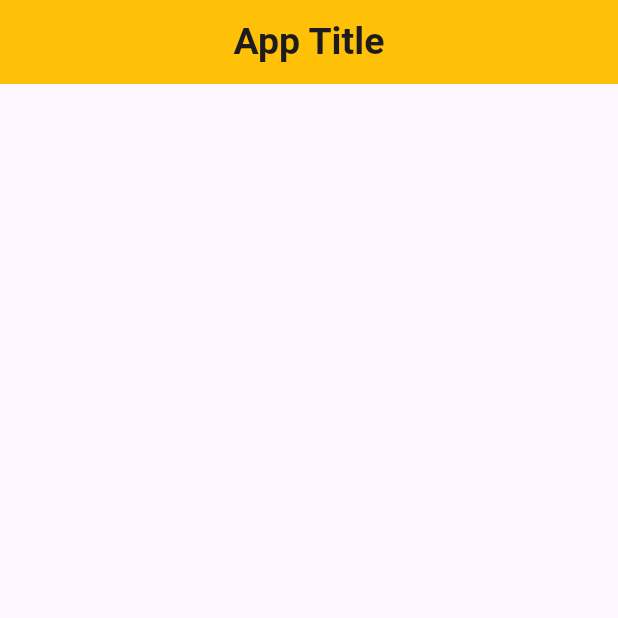
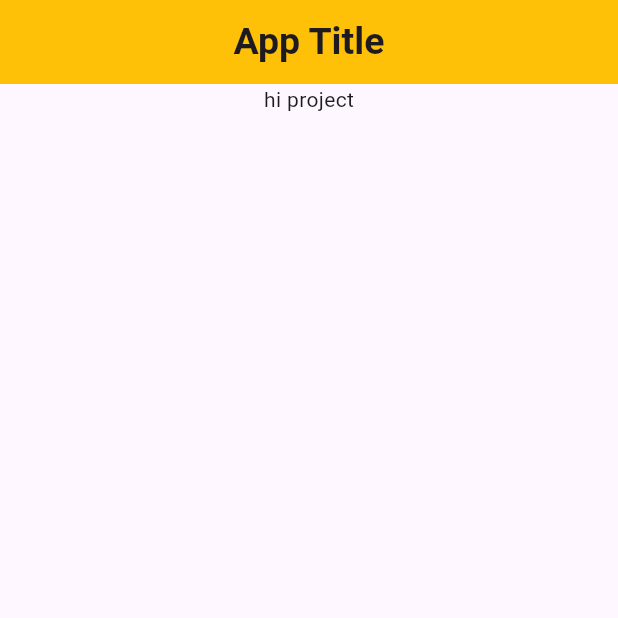
Before and after one commit to Sithmi2001/CA_App, a Flutter app: the screen it shows after launch, on a phone screen of 412 x 824 dp, the top half of it. Run offline on Flutter 3.47's test engine with Material 3 defaults, Android fonts, the phone set to English and light mode, and no system bars.

Commit message:
add text

```diff
--- a/lib/main.dart
+++ b/lib/main.dart
@@ -40,6 +40,11 @@ class _AppBodyState extends State<AppBody> {
         child: Column(
           // Start Project
 
+children: [
+  Text(" hi project ")
+],
+
+
         ),
       ),
     );
```
Also changed, not shown: pubspec.lock.
